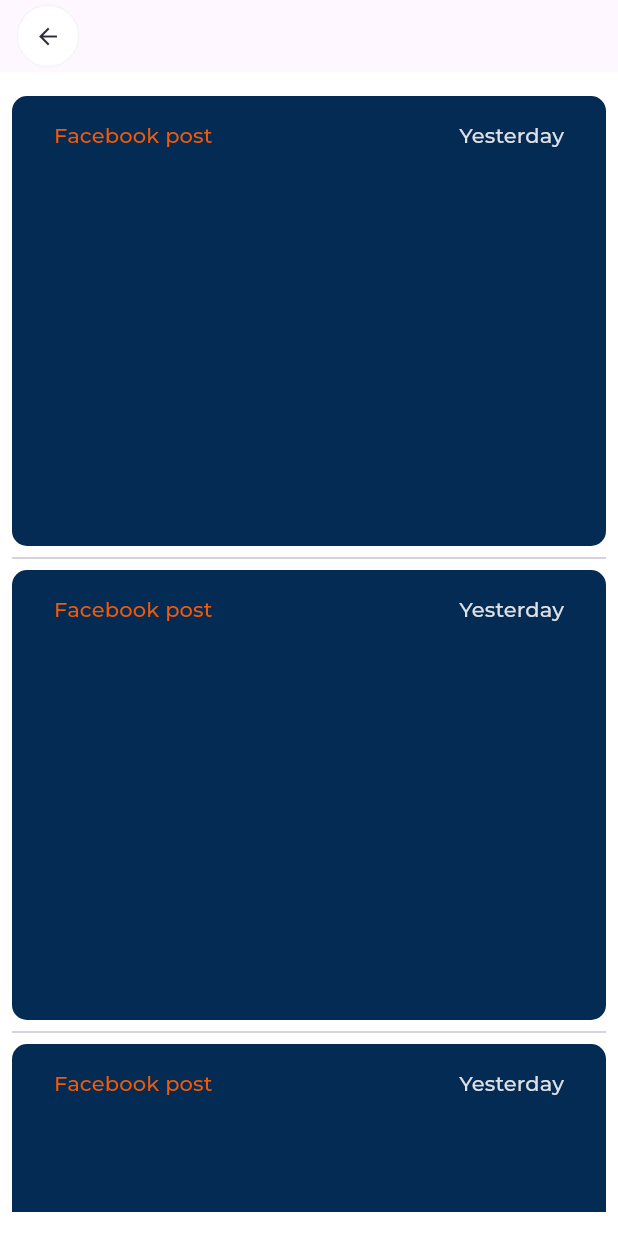
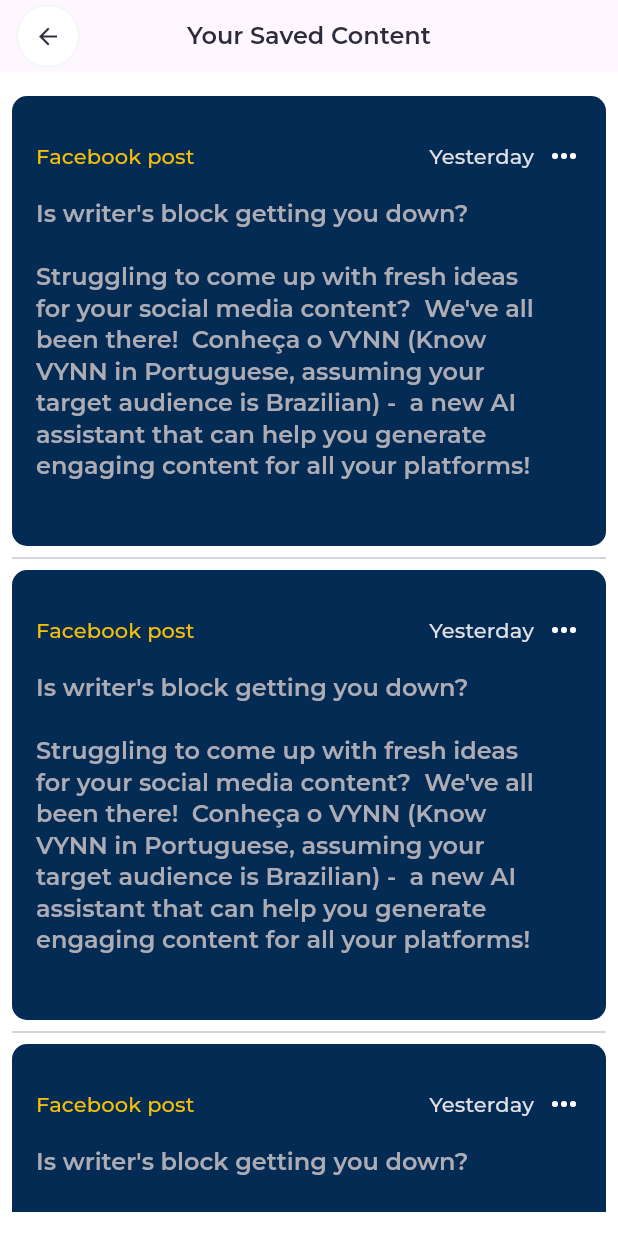
Before and after one commit to developerjamiu/Vynn, a Flutter app: the SavedContentPage screen opened by its route, on a phone screen of 412 x 824 dp. Run offline on Flutter 3.47's test engine with Material 3 defaults, Android fonts, the phone set to English and light mode, and no system bars; our stand-ins replace cloud_firestore, firebase_auth, firebase_core, flutter_card_swiper, flutter_riverpod, flutter_svg and 3 more; accounts and stored records are empty.

Commit message:
feat: designed the uis for the home screen

```diff
--- a/lib/core/theme/app_colors.dart
+++ b/lib/core/theme/app_colors.dart
@@ -7,6 +7,7 @@
   Color get eggShell;
   Color get peach;
   Color get tangerine;
+  Color get main200;
   Color get rust;
   Color get brown;
   Color get red;
@@ -31,6 +32,9 @@
 
   @override
   Color get tangerine => ColorsLight.tangerine;
+
+  @override
+  Color get main200 => ColorsLight.main200;
 
   @override
   Color get rust => ColorsLight.rust;
@@ -69,6 +73,8 @@
 
   static Color tangerine = const Color(0xFFF35806);
 
+  static Color main200 = const Color(0xFFF3BF08);
+
   static Color rust = const Color(0xFFA33B04);
 
   static Color brown = const Color(0xFF541E02);
@@ -91,6 +97,5 @@
 }
 
 extension AppColorsX on BuildContext {
-  AppColors get colors =>
-      Theme.of(this).extension<AppColors>() ?? _AppColorsLight();
+  AppColors get colors => Theme.of(this).extension<AppColors>() ?? _AppColorsLight();
 }
--- a/lib/features/home/presentation/pages/saved_content_page.dart
+++ b/lib/features/home/presentation/pages/saved_content_page.dart
@@ -21,7 +21,9 @@
     return AnnotatedRegion(
       value: SystemUiOverlayStyle.dark,
       child: Scaffold(
-        appBar: const CustomAppBar(),
+        appBar: const CustomAppBar(
+          title: 'Your Saved Content',
+        ),
         body: Padding(
           padding: const EdgeInsets.symmetric(horizontal: 8, vertical: 16),
           child: ListView.separated(
@@ -34,7 +36,7 @@
                   color: color.primary,
                   borderRadius: BorderRadius.circular(10),
                 ),
-                padding: const EdgeInsets.symmetric(horizontal: 28, vertical: 16),
+                padding: const EdgeInsets.symmetric(horizontal: 16, vertical: 28),
                 child: Column(
                   children: [
                     Row(
@@ -42,7 +44,7 @@
                         Text(
                           'Facebook post',
                           style: textTheme.titleSmall?.copyWith(
-                            color: color.tangerine,
+                            color: color.main200,
                             fontSize: 14,
                             fontWeight: FontWeight.w500,
                           ),
@@ -56,7 +58,31 @@
                             fontWeight: FontWeight.w500,
                           ),
                         ),
+                        SizedBox(width: 8),
+                        Icon(Icons.more_horiz_outlined, color: color.white),
                       ],
+                    ),
+                    const SizedBox(height: 16),
+                    Expanded(
+                      child: Scrollbar(
+                        child: SingleChildScrollView(
+                          child: Padding(
+                            padding: const EdgeInsets.only(right: 16.0),
+                            child: Text(
+                              '''Is writer's block getting you down?
+
+Struggling to come up with fresh ideas for your social media content?  We've all been there!  Conheça o VYNN (Know VYNN in Portuguese, assuming your target audience is Brazilian) -  a new AI assistant that can help you generate engaging content for all your platforms!
+
+Here's what VYNN can do for you:
+Craft creative blog posts, social media captions, and email newsletters.
+Personalize content to your target audience and brand voice.
+Beat writer's block and get inspired with new ideas.''',
+                              style: textTheme.headlineSmall
+                                  ?.copyWith(color: color.grey[400], fontSize: 16),
+                            ),
+                          ),
+                        ),
+                      ),
                     ),
                   ],
                 ),
--- a/lib/features/shared/widgets/custom_app_bar.dart
+++ b/lib/features/shared/widgets/custom_app_bar.dart
@@ -1,14 +1,17 @@
 import 'package:flutter/material.dart';
 import 'package:go_router/go_router.dart';
+import 'package:vynn/core/theme/app_theme.dart';
 import 'package:vynn/features/shared/widgets/circular_button.dart';
 
 class CustomAppBar extends StatelessWidget implements PreferredSizeWidget {
-  const CustomAppBar({
-    super.key,
-  });
+  const CustomAppBar({super.key, this.title});
+  final String? title;
 
   @override
   Widget build(BuildContext context) {
+    final textTheme = context.textTheme;
+    final color = context.colors;
+
     return AppBar(
       surfaceTintColor: Colors.transparent,
       leading: Center(
@@ -20,6 +23,9 @@
           ),
         ),
       ),
+      title: Text('$title',
+          style: textTheme.headlineSmall?.copyWith(color: color.grey[800], fontSize: 16)),
+      centerTitle: true,
     );
   }
 
```
